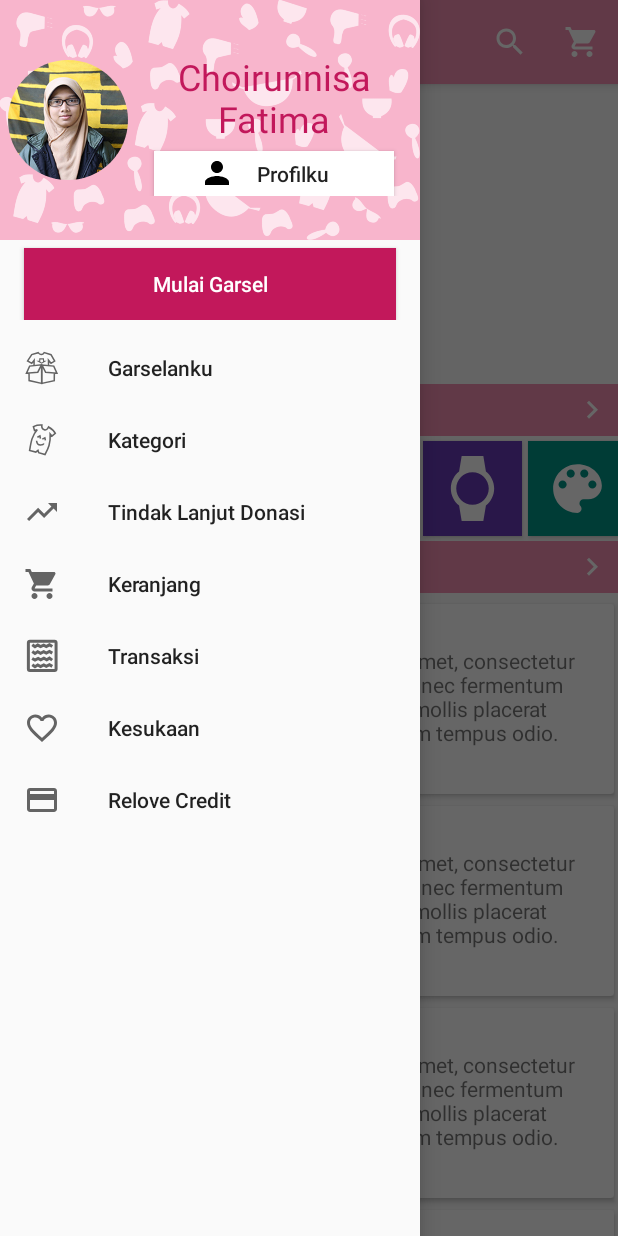
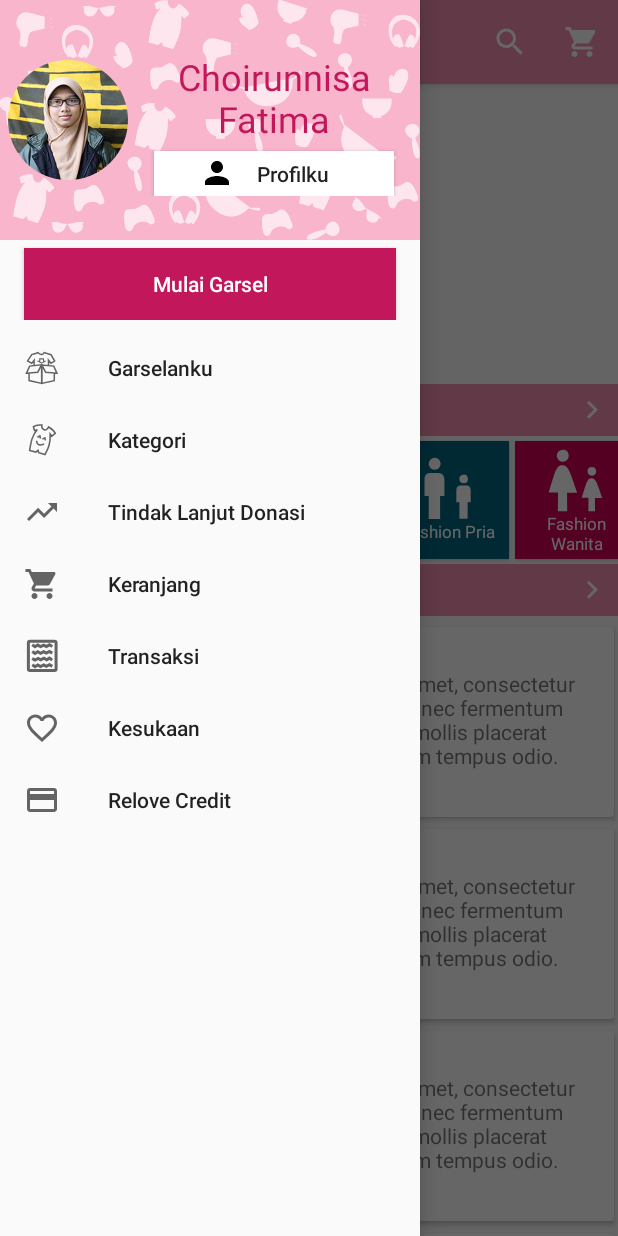
Before and after one commit to CatalinaID/Relove, an Android app: the screen it shows after launch (LandingActivity), with the side drawer open, on a phone screen of 412 x 824 dp. Run offline under Robolectric (Android 15) with nearby library versions, the light colour scheme and no system bars; our stand-ins replace CircleImageView; libraries missing offline, so code that uses them is left out: com.daimajia.slider; 10 statements that could not run were skipped.

Commit message:
edit category item landing page

```diff
--- a/app/src/main/java/id/catalina/relove/adapter/CategoryAdapter.java
+++ b/app/src/main/java/id/catalina/relove/adapter/CategoryAdapter.java
@@ -8,6 +8,8 @@ import android.view.View;
 import android.view.ViewGroup;
 import android.widget.ImageView;
 import android.widget.TextView;
+
+import org.w3c.dom.Text;
 
 import id.catalina.relove.R;
 import id.catalina.relove.model.Category;
@@ -20,11 +22,13 @@ public class CategoryAdapter extends RecyclerView.Adapter<CategoryAdapter.ViewHo
 
     public static class ViewHolder extends RecyclerView.ViewHolder {
         public ImageView icon;
+        public TextView name;
         public View container;
 
         public ViewHolder(View v) {
             super(v);
             icon = (ImageView) v.findViewById(R.id.landing_category_item_icon);
+            name = (TextView) v.findViewById(R.id.landing_category_item_name);
             container = (View) v.findViewById(R.id.landing_category_item);
         }
     }
@@ -47,6 +51,7 @@ public class CategoryAdapter extends RecyclerView.Adapter<CategoryAdapter.ViewHo
     @Override
     public void onBindViewHolder(ViewHolder holder, int position) {
         holder.icon.setImageResource(categories[position].getIcon());
+        holder.name.setText(categories[position].getName());
         holder.container.setBackgroundColor(Color.parseColor(categories[position].getColor()));
     }
 
--- a/app/src/main/java/id/catalina/relove/model/Category.java
+++ b/app/src/main/java/id/catalina/relove/model/Category.java
@@ -12,15 +12,14 @@ public class Category {
     private int icon;
 
     public static final Category[] CATEGORIES = {
-            new Category(1, "Anak", "#2196F3", R.drawable.ic_category_childs),
-            new Category(2, "Elektronik", "#E91E63", R.drawable.ic_category_computer),
-            new Category(3, "Kendaraan", "#FFD600", R.drawable.ic_category_motor),
-            new Category(4, "Hewan Peliharaan", "#B71C1C", R.drawable.ic_category_pets),
-            new Category(5, "Jam", "#673AB7", R.drawable.ic_category_watches),
-            new Category(6, "Hobi", "#009688", R.drawable.ic_category_hobbies),
-            new Category(7, "Pakaian", "#795548", R.drawable.ic_drawable_kitchen),
-            new Category(8, "Tas", "#FF9800", R.drawable.ic_category_bags),
-            new Category(9, "Rumah Tangga", "#00BCD4", R.drawable.ic_category_houseware),
+            new Category(1, "Anak", "#800080", R.drawable.ic_category_childs),
+            new Category(2, "Buku", "#c83737", R.drawable.ic_category_books),
+            new Category(3, "Elektronik", "#00aa88", R.drawable.ic_category_computer),
+            new Category(4, "Fashion Pria", "#006680", R.drawable.ic_category_men),
+            new Category(5, "Fashion Wanita", "#d40055", R.drawable.ic_category_women),
+            new Category(6, "Hobi", "#ffcc00", R.drawable.ic_category_hobbies),
+            new Category(7, "Rumah Tangga", "#2ca02c", R.drawable.ic_category_houseware),
+            new Category(8, "Lain-Lain", "#5a2ca0", R.drawable.ic_category_others),
     };
 
     public Category(long id, String name, String color, int icon) {
--- a/app/src/main/res/drawable/ic_category_bags.xml
+++ /dev/null
@@ -1,18 +0,0 @@
-<?xml version="1.0" encoding="utf-8"?>
-<vector xmlns:android="http://schemas.android.com/apk/res/android"
-    android:width="24dp"
-    android:height="24dp"
-    android:viewportWidth="24"
-    android:viewportHeight="24">
-
-    <path
-        android:pathData="M0,0 L24,0 L24,24 L0,24 Z M-14,5 L-10,5 L-10,7 L-14,7 Z M-14,5 L-10,5 L-10,7
-L-14,7 Z" />
-    <path
-        android:fillColor="#000000"
-        android:pathData="M10,16 L10,15 L3.01,15 L3,19 C3,20.11,3.89,21,5,21 L19,21
-C20.11,21,21,20.11,21,19 L21,15 L14,15 L14,16 L10,16 Z M20,7 L15.99,7 L15.99,5
-L13.99,3 L9.99,3 L7.99,5 L7.99,7 L4,7 C2.9,7,2,7.9,2,9 L2,12
-C2,13.11,2.89,14,4,14 L10,14 L10,12 L14,12 L14,14 L20,14 C21.1,14,22,13.1,22,12
-L22,9 C22,7.9,21.1,7,20,7 Z M14,7 L10,7 L10,5 L14,5 L14,7 Z" />
-</vector>
--- a/app/src/main/res/drawable/ic_category_watches.xml
+++ b/app/src/main/res/drawable/ic_category_books.xml
@@ -6,13 +6,10 @@
     android:viewportHeight="24">
 
     <path
-        android:fillAlpha=".1"
-        android:strokeAlpha=".1"
         android:pathData="M0,0 L24,0 L24,24 L0,24 Z" />
     <path
         android:fillColor="#000000"
-        android:pathData="M20,12 C20,9.46,18.81,7.19,16.96,5.73 L16,0 L8,0 L7.05,5.73
-C5.19,7.19,4,9.45,4,12 S5.19,16.81,7.05,18.27 L8,24 L16,24 L16.96,18.27
-C18.81,16.81,20,14.54,20,12 Z M6,12 C6,8.69,8.69,6,12,6 S18,8.69,18,12
-S15.31,18,12,18 S6,15.31,6,12 Z" />
+        android:pathData="M18,2 L6,2 C4.9,2,4,2.9,4,4 L4,20 C4,21.1,4.9,22,6,22 L18,22
+C19.1,22,20,21.1,20,20 L20,4 C20,2.9,19.1,2,18,2 Z M6,4 L11,4 L11,12 L8.5,10.5
+L6,12 L6,4 Z" />
 </vector>
--- a/app/src/main/res/drawable/ic_category_hobbies.xml
+++ b/app/src/main/res/drawable/ic_category_hobbies.xml
@@ -6,15 +6,17 @@
     android:viewportHeight="24">
 
     <path
+        android:pathData="M0,0 L24,0 L24,24 L0,24 Z" />
+    <path
         android:fillColor="#000000"
-        android:pathData="M12,3 C7.03,3,3,7.03,3,12 S7.03,21,12,21 C12.83,21,13.5,20.33,13.5,19.5
-C13.5,19.11,13.35,18.76,13.11,18.49 C12.88,18.23,12.73,17.88,12.73,17.5
-C12.73,16.67,13.4,16,14.23,16 L16,16 C18.76,16,21,13.76,21,11
-C21,6.58,16.97,3,12,3 Z M6.5,12 C5.67,12,5,11.33,5,10.5 S5.67,9,6.5,9
-S8,9.67,8,10.5 S7.33,12,6.5,12 Z M9.5,8 C8.67,8,8,7.33,8,6.5 S8.67,5,9.5,5
-S11,5.67,11,6.5 S10.33,8,9.5,8 Z M14.5,8 C13.67,8,13,7.33,13,6.5 S13.67,5,14.5,5
-S16,5.67,16,6.5 S15.33,8,14.5,8 Z M17.5,12 C16.67,12,16,11.33,16,10.5
-S16.67,9,17.5,9 S19,9.67,19,10.5 S18.33,12,17.5,12 Z" />
-    <path
-        android:pathData="M0,0 L24,0 L24,24 L0,24 Z" />
+        android:pathData="M15.5,5.5 C16.6,5.5,17.5,4.6,17.5,3.5 S16.6,1.5,15.5,1.5 S13.5,2.4,13.5,3.5
+S14.4,5.5,15.5,5.5 Z M5,12 C2.2,12,0,14.2,0,17 S2.2,22,5,22 S10,19.8,10,17
+S7.8,12,5,12 Z M5,20.5 C3.1,20.5,1.5,18.9,1.5,17 S3.1,13.5,5,13.5
+S8.5,15.1,8.5,17 S6.9,20.5,5,20.5 Z M10.8,10.5 L13.2,8.1 L14,8.9
+C15.3,10.2,17,11,19.1,11 L19.1,9 C17.6,9,16.4,8.4,15.5,7.5 L13.6,5.6
+C13.1,5.2,12.6,5,12,5 S10.9,5.2,10.6,5.6 L7.8,8.4 C7.4,8.8,7.2,9.3,7.2,9.8
+C7.2,10.4,7.4,10.9,7.8,11.2 L11,14 L11,19 L13,19 L13,12.8 L10.8,10.5 Z M19,12
+C16.2,12,14,14.2,14,17 S16.2,22,19,22 S24,19.8,24,17 S21.8,12,19,12 Z M19,20.5
+C17.1,20.5,15.5,18.9,15.5,17 S17.1,13.5,19,13.5 S22.5,15.1,22.5,17
+S20.9,20.5,19,20.5 Z" />
 </vector>
--- /dev/null
+++ b/app/src/main/res/drawable/ic_category_men.xml
@@ -0,0 +1,42 @@
+<?xml version="1.0" encoding="utf-8"?>
+<vector xmlns:android="http://schemas.android.com/apk/res/android"
+    android:width="24dp"
+    android:height="24dp"
+    android:viewportWidth="24"
+    android:viewportHeight="24">
+
+    <path
+        android:pathData="M0,0 L24,0 L24,24 L0,24 Z" />
+    <path
+        android:fillColor="#000000"
+        android:strokeWidth="0.1"
+        android:pathData="M5.4391,6.07344 L8.63798,6.05932
+C9.70479,6.18441,10.6539,6.54808,10.8204,8.49908 L10.822,14.8141
+L9.18919,14.8423 L9.19259,23.6076 L4.83927,23.6024 L4.84237,14.8212
+L3.23414,14.8264 L3.23244,8.17714
+C3.39005,6.65243,4.24156,6.1164,5.43911,6.07344 Z" />
+    <path
+        android:fillColor="#000000"
+        android:strokeWidth="0.094"
+        android:strokeLineCap="round"
+        android:pathData="M9.36507,2.5799 A2.2953746,2.2594178,0,0,1,7.1764,4.87415
+A2.2953746,2.2594178,0,0,1,4.85067,2.72356
+A2.2953746,2.2594178,0,0,1,6.8937,0.294643
+A2.2953746,2.2594178,0,0,1,9.34737,2.29312" />
+    <path
+        android:fillColor="#000000"
+        android:strokeWidth="0.1"
+        android:pathData="M16.9601,10.8901 L19.2692,10.8799
+C20.0393,10.9702,20.7244,11.2327,20.8446,12.6411 L20.8458,17.1996
+L19.6671,17.2199 L19.6696,23.5472 L16.5271,23.5435 L16.5293,17.2047
+L15.3684,17.2085 L15.3672,12.4087
+C15.481,11.3081,16.0956,10.9211,16.9601,10.8901 Z" />
+    <path
+        android:fillColor="#000000"
+        android:strokeWidth="0.094"
+        android:strokeLineCap="round"
+        android:pathData="M19.7941,8.36828 A1.6569254078623414,1.6309698468373894,0,0,1,18.2142,10.0244
+A1.6569254078623414,1.6309698468373894,0,0,1,16.5353,8.47198
+A1.6569254078623414,1.6309698468373894,0,0,1,18.0101,6.71866
+A1.6569254078623414,1.6309698468373894,0,0,1,19.7813,8.16127" />
+</vector>
--- a/app/src/main/res/drawable/ic_category_motor.xml
+++ /dev/null
@@ -1,17 +0,0 @@
-<?xml version="1.0" encoding="utf-8"?>
-<vector xmlns:android="http://schemas.android.com/apk/res/android"
-    android:width="24dp"
-    android:height="24dp"
-    android:viewportWidth="24"
-    android:viewportHeight="24">
-
-    <path
-        android:fillColor="#000000"
-        android:pathData="M19.44,9.03 L15.41,5 L11,5 L11,7 L14.59,7 L16.59,9 L5,9 C2.2,9,0,11.2,0,14
-S2.2,19,5,19 C7.46,19,9.45,17.31,9.9,15 L11.55,15 L14.32,12.23
-C14.11,12.77,14,13.37,14,14 C14,16.8,16.2,19,19,19 S24,16.8,24,14
-C24,11.35,22.03,9.23,19.44,9.03 Z M7.82,15 C7.4,16.15,6.28,17,5,17
-C3.37,17,2,15.63,2,14 S3.37,11,5,11 C6.28,11,7.4,11.85,7.82,13 L5,13 L5,15
-L7.82,15 Z M19,17 C17.34,17,16,15.66,16,14 S17.34,11,19,11 S22,12.34,22,14
-S20.66,17,19,17 Z" />
-</vector>
--- /dev/null
+++ b/app/src/main/res/drawable/ic_category_others.xml
@@ -0,0 +1,19 @@
+<?xml version="1.0" encoding="utf-8"?>
+<vector xmlns:android="http://schemas.android.com/apk/res/android"
+    android:width="24dp"
+    android:height="24dp"
+    android:viewportWidth="24"
+    android:viewportHeight="24">
+
+    <path
+        android:pathData="M0,0 L24,0 L24,24 L0,24 L0,0 Z" />
+    <path
+        android:fillColor="#000000"
+        android:strokeWidth="0.1"
+        android:strokeLineCap="round"
+        android:pathData="M2.03423,1.72967 L2.03423,13.1691 L11.1358,13.1691 L11.1358,1.7296
+L2.03424,1.7296 Z M13.3467,1.9074 L13.3467,8.66912 L22.3467,8.66912
+L22.3467,1.9074 L13.3467,1.9074 Z M13.2451,10.9582 L13.2451,22.3977
+L22.3467,22.3977 L22.3467,10.9582 L13.2451,10.9582 Z M2.1357,15.4582
+L2.1357,22.2199 L11.1357,22.2199 L11.1357,15.4582 L2.1357,15.4582 Z" />
+</vector>
--- a/app/src/main/res/drawable/ic_category_pets.xml
+++ /dev/null
@@ -1,36 +0,0 @@
-<?xml version="1.0" encoding="utf-8"?>
-<vector xmlns:android="http://schemas.android.com/apk/res/android"
-    android:width="24dp"
-    android:height="24dp"
-    android:viewportWidth="24"
-    android:viewportHeight="24">
-
-    <path
-        android:fillColor="#000000"
-        android:pathData="M4.5,7 C5.88071,7,7,8.11929,7,9.5 C7,10.8807,5.88071,12,4.5,12
-C3.11929,12,2,10.8807,2,9.5 C2,8.11929,3.11929,7,4.5,7 Z" />
-    <path
-        android:fillColor="#000000"
-        android:pathData="M9,3 C10.3807,3,11.5,4.11929,11.5,5.5 C11.5,6.88071,10.3807,8,9,8
-C7.61929,8,6.5,6.88071,6.5,5.5 C6.5,4.11929,7.61929,3,9,3 Z" />
-    <path
-        android:fillColor="#000000"
-        android:pathData="M15,3 C16.3807,3,17.5,4.11929,17.5,5.5 C17.5,6.88071,16.3807,8,15,8
-C13.6193,8,12.5,6.88071,12.5,5.5 C12.5,4.11929,13.6193,3,15,3 Z" />
-    <path
-        android:fillColor="#000000"
-        android:pathData="M19.5,7 C20.8807,7,22,8.11929,22,9.5 C22,10.8807,20.8807,12,19.5,12
-C18.1193,12,17,10.8807,17,9.5 C17,8.11929,18.1193,7,19.5,7 Z" />
-    <path
-        android:fillColor="#000000"
-        android:pathData="M17.34,14.86 C16.47,13.84,15.74,12.97,14.86,11.95
-C14.4,11.41,13.81,10.87,13.11,10.63 C13,10.59,12.89,10.56,12.78,10.54
-C12.53,10.5,12.26,10.5,12,10.5 S11.47,10.5,11.21,10.55
-C11.1,10.57,10.99,10.6,10.88,10.64 C10.18,10.88,9.6,11.42,9.13,11.96
-C8.26,12.98,7.53,13.85,6.65,14.87 C5.34,16.18,3.73,17.63,4.03,19.66
-C4.32,20.68,5.05,21.69,6.36,21.98 C7.09,22.13,9.42,21.54,11.9,21.54 L12.08,21.54
-C14.56,21.54,16.89,22.12,17.62,21.98 C18.93,21.69,19.66,20.67,19.95,19.66
-C20.26,17.62,18.65,16.17,17.34,14.86 Z" />
-    <path
-        android:pathData="M0,0 L24,0 L24,24 L0,24 Z" />
-</vector>
--- /dev/null
+++ b/app/src/main/res/drawable/ic_category_women.xml
@@ -0,0 +1,29 @@
+<?xml version="1.0" encoding="utf-8"?>
+<vector xmlns:android="http://schemas.android.com/apk/res/android"
+    android:width="24dp"
+    android:height="24dp"
+    android:viewportWidth="24"
+    android:viewportHeight="24">
+
+    <path
+        android:pathData="M0,0 L24,0 L24,24 L0,24 Z" />
+    <path
+        android:fillColor="#000000"
+        android:strokeWidth="0.1"
+        android:pathData="M7.16529,0.271257 A2.2879864,2.2733376,0,0,0,6.93801,0.280257
+A2.2879864,2.2733376,0,0,0,4.88124,2.70157
+A2.2879864,2.2733376,0,0,0,7.22154,4.84611
+A2.2879864,2.2733376,0,0,0,9.42459,2.55756 L9.40658,2.27177
+A2.2879864,2.2733376,0,0,0,7.16529,0.271257 Z M6.98976,6.18954
+C4.36079,6.0906,3.97206,9.99761,1.74657,16.5882 L5.3493,16.6174 L5.29079,23.6788
+L8.83501,23.6788 L8.7765,16.6489 L12.6425,16.6489
+C10.316,10.1776,9.51779,6.02044,6.98976,6.18954 Z M18.2412,6.86238
+A1.6442845,1.6337569,0,0,0,18.0792,6.86914
+A1.6442845,1.6337569,0,0,0,16.6008,8.61087
+A1.6442845,1.6337569,0,0,0,18.2818,10.1523
+A1.6442845,1.6337569,0,0,0,19.866,8.50733 L19.8525,8.3003
+A1.6442845,1.6337569,0,0,0,18.2413,6.86238 Z M18.1152,11.1177
+C16.2259,11.0466,15.9476,13.8523,14.3482,18.5887 L16.936,18.6112
+L16.8955,23.6856 L19.4406,23.6856 L19.4001,18.6337 L22.177,18.6337
+C20.505,13.983,19.932,10.9962,18.1152,11.1177 Z" />
+</vector>
--- a/app/src/main/res/layout/content_landing.xml
+++ b/app/src/main/res/layout/content_landing.xml
@@ -40,7 +40,7 @@
     <android.support.v7.widget.RecyclerView
         android:id="@+id/landing_categories"
         android:layout_width="match_parent"
-        android:layout_height="70dp" />
+        android:layout_height="85dp" />
 
     <LinearLayout
         android:id="@+id/landing_followup_header"
--- a/app/src/main/res/layout/item_landing_category.xml
+++ b/app/src/main/res/layout/item_landing_category.xml
@@ -1,23 +1,34 @@
 <?xml version="1.0" encoding="utf-8"?>
 <android.support.v7.widget.CardView xmlns:android="http://schemas.android.com/apk/res/android"
     xmlns:card_view="http://schemas.android.com/apk/res-auto"
-    android:layout_width="70dp"
-    android:layout_height="70dp"
+    android:layout_width="85dp"
+    android:layout_height="85dp"
     card_view:cardCornerRadius="0dp"
     card_view:cardUseCompatPadding="true">
 
     <LinearLayout xmlns:android="http://schemas.android.com/apk/res/android"
         android:id="@+id/landing_category_item"
         android:orientation="vertical"
-        android:padding="10dp"
+        android:padding="5dp"
         android:layout_width="match_parent"
-        android:layout_height="match_parent">
+        android:layout_height="match_parent"
+        android:gravity="center_vertical|center_horizontal">
 
         <ImageView
             android:id="@+id/landing_category_item_icon"
-            android:layout_width="match_parent"
-            android:layout_height="match_parent"
+            android:layout_width="42dp"
+            android:layout_height="42dp"
             android:tint="@color/colorAccent"
             android:layout_gravity="center" />
+
+        <TextView
+            android:layout_width="match_parent"
+            android:layout_height="wrap_content"
+            android:textColor="@color/colorAccent"
+            android:layout_gravity="center"
+            android:id="@+id/landing_category_item_name"
+            android:textAlignment="center"
+            android:textSize="11sp"
+            android:gravity="center_vertical|center_horizontal" />
     </LinearLayout>
 </android.support.v7.widget.CardView>
```
